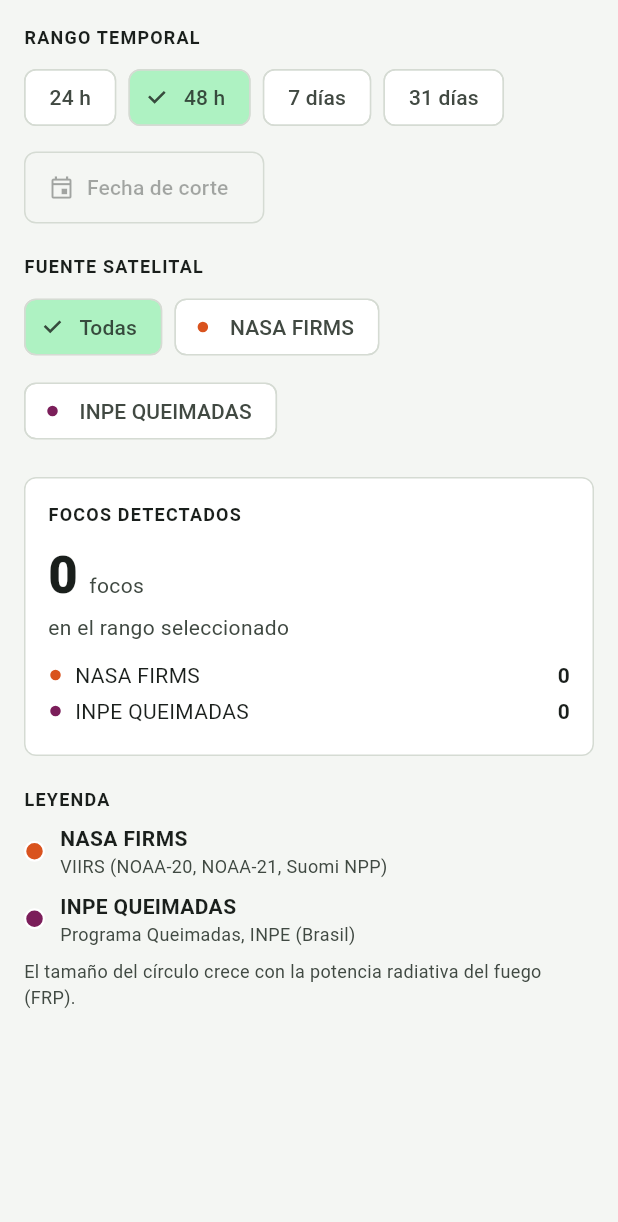
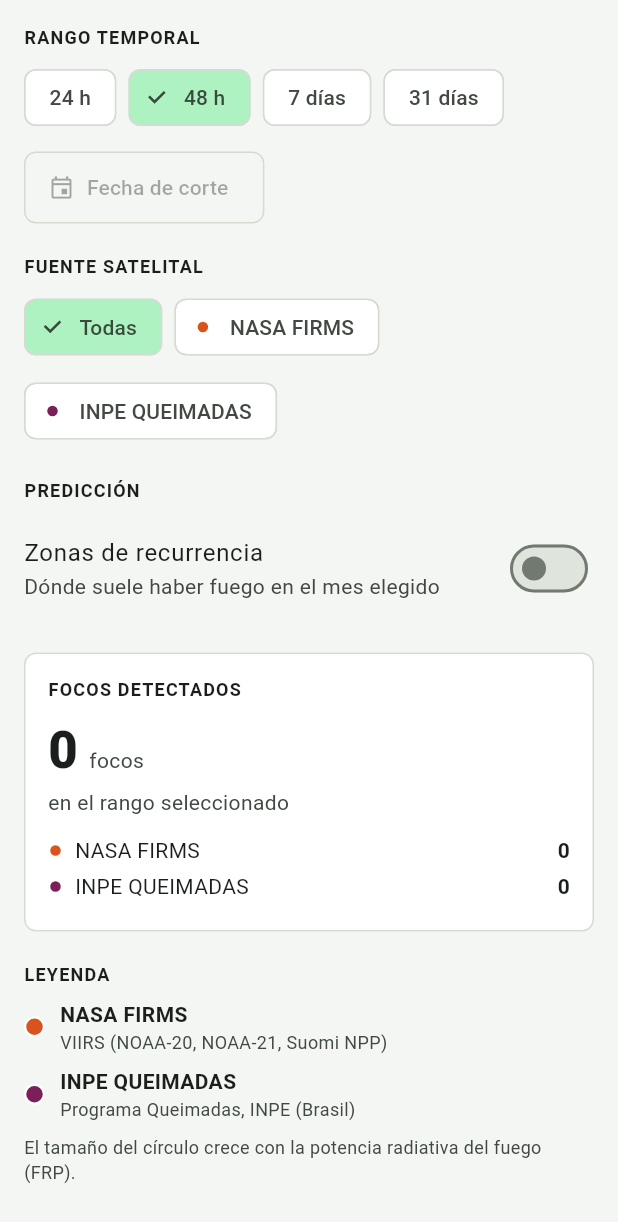
Before and after one commit to FoxyYTs/Vigia, a Flutter app: the PanelFiltros widget shown alone on an empty page, opened directly, on a phone screen of 412 x 824 dp. Shown: the top 1222 px of the screen. Run offline on Flutter 3.47's test engine with Material 3 defaults, Android fonts, the phone set to English and light mode, and no system bars; our stand-ins replace flutter_map, flutter_secure_storage, latlong2; accounts and stored records are empty; network calls fail.

Commit message:
feat(app): capa de zonas de recurrencia en el Mapa Interactivo (I2, fase 3)
- ZonaRecurrente/MesesPrediccion y VigiaApi.listarZonas/mesesPrediccion.
- PrediccionProvider: carga perezosa al activar la capa, selector de los 3
  meses, todas las páginas en paralelo y descarte de respuestas viejas; solo
  pide celdas con puntaje >= 0,3.
- PolygonLayer debajo de los focos con 4 tramos de probabilidad, leyenda y
  aclaración de que no es un pronóstico del clima.

```diff
--- /dev/null
+++ b/app/lib/data/models/zona.dart
@@ -0,0 +1,61 @@
+import 'package:latlong2/latlong.dart';
+
+/// DTO de `ZonaRecurrenteSerializer` (apps/prediccion/serializers.py): una
+/// celda de ~11 km con la probabilidad de detecciones en su mes objetivo.
+class ZonaRecurrente {
+  const ZonaRecurrente({
+    required this.id,
+    required this.puntaje,
+    required this.mesesConFuego,
+    required this.contorno,
+    this.municipio,
+  });
+
+  final int id;
+  final double puntaje;
+  final int mesesConFuego;
+  final List<LatLng> contorno;
+  final String? municipio;
+
+  factory ZonaRecurrente.fromJson(Map<String, dynamic> json) {
+    // MultiPolygon GeoJSON: primer polígono, anillo exterior, puntos [lon, lat].
+    final anillo = (json['area']['coordinates'] as List)[0][0] as List;
+    return ZonaRecurrente(
+      id: json['id'] as int,
+      puntaje: (json['puntaje_recurrencia'] as num).toDouble(),
+      mesesConFuego: json['cantidad_incendios_historicos'] as int,
+      municipio: json['municipio'] as String?,
+      contorno: [
+        for (final p in anillo) LatLng((p[1] as num).toDouble(), (p[0] as num).toDouble()),
+      ],
+    );
+  }
+}
+
+class PaginaZonas {
+  const PaginaZonas({required this.total, required this.zonas});
+
+  final int total;
+  final List<ZonaRecurrente> zonas;
+
+  factory PaginaZonas.fromJson(Map<String, dynamic> json) => PaginaZonas(
+        total: json['count'] as int,
+        zonas: (json['results'] as List)
+            .map((e) => ZonaRecurrente.fromJson(e as Map<String, dynamic>))
+            .toList(),
+      );
+}
+
+/// `/api/zonas-recurrentes/meses/`: meses que predice la corrida más reciente.
+class MesesPrediccion {
+  const MesesPrediccion({required this.meses, this.fechaEjecucion});
+
+  /// "AAAA-MM", en orden.
+  final List<String> meses;
+  final DateTime? fechaEjecucion;
+
+  factory MesesPrediccion.fromJson(Map<String, dynamic> json) => MesesPrediccion(
+        meses: [for (final m in json['meses'] as List) m as String],
+        fechaEjecucion: json['fecha_ejecucion'] == null ? null : DateTime.parse(json['fecha_ejecucion'] as String),
+      );
+}
--- a/app/lib/main.dart
+++ b/app/lib/main.dart
@@ -8,6 +8,7 @@ import 'data/api/vigia_api.dart';
 import 'data/storage/almacen_tokens.dart';
 import 'providers/auth_provider.dart';
 import 'providers/focos_provider.dart';
+import 'providers/prediccion_provider.dart';
 import 'screens/login_screen.dart';
 import 'screens/mapa_screen.dart';
 import 'screens/panel_screen.dart';
@@ -32,6 +33,7 @@ class VigiaApp extends StatelessWidget {
         Provider<VigiaApi>.value(value: api),
         ChangeNotifierProvider<AuthProvider>.value(value: auth),
         ChangeNotifierProvider(create: (_) => FocosProvider(api: api)),
+        ChangeNotifierProvider(create: (_) => PrediccionProvider(api: api)),
       ],
       child: MaterialApp(
         title: 'Vigía',
--- /dev/null
+++ b/app/lib/providers/prediccion_provider.dart
@@ -0,0 +1,90 @@
+import 'package:flutter/foundation.dart';
+
+import '../data/api/vigia_api.dart';
+import '../data/models/zona.dart';
+
+/// Capa de predicción del Mapa Interactivo: zonas de incendio recurrente
+/// del modelo para uno de los 3 meses que predice la corrida más reciente.
+///
+/// Solo se piden las celdas con puntaje ≥ [puntajeMinimo]: el resto casi
+/// nunca tiene fuego y dibujar las ~9.300 celdas pesaría en web.
+class PrediccionProvider extends ChangeNotifier {
+  PrediccionProvider({required this._api, this.puntajeMinimo = 0.3});
+
+  final VigiaApi _api;
+  final double puntajeMinimo;
+
+  bool _visible = false;
+  List<String> _meses = const [];
+  DateTime? _fechaModelo;
+  String? _mes;
+  List<ZonaRecurrente> _zonas = const [];
+  bool _cargando = false;
+  String? _error;
+  int _consulta = 0; // descarta respuestas de consultas ya reemplazadas
+
+  bool get visible => _visible;
+  List<String> get meses => _meses;
+  DateTime? get fechaModelo => _fechaModelo;
+  String? get mes => _mes;
+  List<ZonaRecurrente> get zonas => _visible ? _zonas : const [];
+  bool get cargando => _cargando;
+  String? get error => _error;
+
+  Future<void> mostrar(bool visible) async {
+    _visible = visible;
+    notifyListeners();
+    if (visible && _mes == null) await _cargarMeses();
+  }
+
+  Future<void> cambiarMes(String mes) async {
+    if (mes == _mes) return;
+    _mes = mes;
+    await _cargarZonas();
+  }
+
+  Future<void> _cargarMeses() async {
+    _cargando = true;
+    _error = null;
+    notifyListeners();
+    try {
+      final disponibles = await _api.mesesPrediccion();
+      _meses = disponibles.meses;
+      _fechaModelo = disponibles.fechaEjecucion;
+    } on ApiException catch (e) {
+      _error = e.mensaje;
+    }
+    if (_meses.isEmpty) {
+      _error ??= 'El modelo todavía no tiene predicciones.';
+      _cargando = false;
+      notifyListeners();
+      return;
+    }
+    _mes = _meses.first;
+    await _cargarZonas();
+  }
+
+  Future<void> _cargarZonas() async {
+    final mes = _mes!;
+    final consulta = ++_consulta;
+    _cargando = true;
+    _error = null;
+    notifyListeners();
+    try {
+      Future<PaginaZonas> pagina(int n) => _api.listarZonas(mes: mes, minPuntaje: puntajeMinimo, pagina: n);
+      final primera = await pagina(1);
+      final paginas = (primera.total / VigiaApi.tamanoPaginaMaximo).ceil();
+      final resto = await Future.wait([for (var n = 2; n <= paginas; n++) pagina(n)]);
+      if (consulta != _consulta) return;
+      _zonas = [...primera.zonas, for (final p in resto) ...p.zonas];
+    } on ApiException catch (e) {
+      if (consulta != _consulta) return;
+      _error = e.mensaje;
+    } finally {
+      if (consulta == _consulta) {
+        _cargando = false;
+        notifyListeners();
+      }
+    }
+  }
+}
--- a/app/lib/widgets/mapa_focos.dart
+++ b/app/lib/widgets/mapa_focos.dart
@@ -7,7 +7,8 @@ import 'package:provider/provider.dart';
 
 import '../data/models/foco.dart';
 import '../providers/focos_provider.dart';
-import 'panel_filtros.dart' show colorFuente;
+import '../providers/prediccion_provider.dart';
+import 'panel_filtros.dart' show colorFuente, colorPuntaje;
 
 /// Rectángulo que contiene el territorio continental e insular de Colombia.
 final limitesColombia = LatLngBounds(const LatLng(-4.3, -79.2), const LatLng(13.6, -66.8));
@@ -65,6 +66,7 @@ class _MapaFocosState extends State<MapaFocos> {
   @override
   Widget build(BuildContext context) {
     final p = context.watch<FocosProvider>();
+    final zonas = context.watch<PrediccionProvider>().zonas;
     final seleccionado = p.seleccionado;
 
     return Semantics(
@@ -86,6 +88,14 @@ class _MapaFocosState extends State<MapaFocos> {
             urlTemplate: 'https://tile.openstreetmap.org/{z}/{x}/{y}.png',
             userAgentPackageName: 'com.foxyyts.vigia.vigia_app',
           ),
+          // Debajo de los focos: la predicción es contexto, los focos son lo observado.
+          if (zonas.isNotEmpty)
+            PolygonLayer(
+              polygons: [
+                for (final z in zonas)
+                  Polygon(points: z.contorno, color: colorPuntaje(z.puntaje).withValues(alpha: 0.45)),
+              ],
+            ),
           MouseRegion(
             hitTestBehavior: HitTestBehavior.deferToChild,
             cursor: SystemMouseCursors.click,
@@ -113,7 +123,7 @@ class _MapaFocosState extends State<MapaFocos> {
               ],
             ),
           const SimpleAttributionWidget(
-            source: Text('OpenStreetMap contributors · NASA FIRMS · INPE'),
+            source: Text('OpenStreetMap contributors · NASA FIRMS · INPE · Modelo Vigía'),
           ),
         ],
       ),
--- a/app/lib/widgets/panel_filtros.dart
+++ b/app/lib/widgets/panel_filtros.dart
@@ -4,6 +4,7 @@ import 'package:provider/provider.dart';
 import '../core/theme/vigia_theme.dart';
 import '../data/models/foco.dart';
 import '../providers/focos_provider.dart';
+import '../providers/prediccion_provider.dart';
 import 'formato.dart';
 
 /// Filtros, contador y leyenda del Mapa Interactivo. Se usa como panel
@@ -56,6 +57,8 @@ class PanelFiltros extends StatelessWidget {
           ],
         ),
         const SizedBox(height: 20),
+        const PanelPrediccion(),
+        const SizedBox(height: 20),
         const ContadorFocos(),
         const SizedBox(height: 20),
         const Leyenda(),
@@ -66,6 +69,92 @@ class PanelFiltros extends StatelessWidget {
 
 Color colorFuente(FuenteSatelital? f) =>
     f == FuenteSatelital.inpeQueimadas ? VigiaColors.inpe : VigiaColors.firms;
+
+/// Tramos de probabilidad de la capa de predicción (de menor a mayor).
+const tramosPuntaje = [
+  (0.3, '30 – 50 %', Color(0xFFF2C14E)),
+  (0.5, '50 – 70 %', Color(0xFFE8833A)),
+  (0.7, '70 – 85 %', Color(0xFFC8432B)),
+  (0.85, 'Más de 85 %', Color(0xFF7A1C1C)),
+];
+
+Color colorPuntaje(double puntaje) =>
+    tramosPuntaje.lastWhere((t) => puntaje >= t.$1, orElse: () => tramosPuntaje.first).$3;
+
+const _nombresMes = [
+  'enero', 'febrero', 'marzo', 'abril', 'mayo', 'junio',
+  'julio', 'agosto', 'septiembre', 'octubre', 'noviembre', 'diciembre',
+];
+
+/// "2027-01" → "enero 2027".
+String nombreMes(String aaaaMm) {
+  final [anio, mes] = aaaaMm.split('-');
+  return '${_nombresMes[int.parse(mes) - 1]} $anio';
+}
+
+/// Interruptor, selector de mes y leyenda de las zonas de recurrencia.
+class PanelPrediccion extends StatelessWidget {
+  const PanelPrediccion({super.key});
+
+  @override
+  Widget build(BuildContext context) {
+    final p = context.watch<PrediccionProvider>();
+    return Column(
+      crossAxisAlignment: CrossAxisAlignment.start,
+      children: [
+        const _Titulo('Predicción'),
+        SwitchListTile(
+          contentPadding: EdgeInsets.zero,
+          title: const Text('Zonas de recurrencia'),
+          subtitle: const Text('Dónde suele haber fuego en el mes elegido'),
+          value: p.visible,
+          onChanged: p.mostrar,
+        ),
+        if (p.visible) ...[
+          if (p.meses.isNotEmpty)
+            Wrap(
+              spacing: 8,
+              runSpacing: 8,
+              children: [
+                for (final m in p.meses)
+                  ChoiceChip(
+                    label: Text(nombreMes(m)),
+                    selected: p.mes == m,
+                    onSelected: (_) => p.cambiarMes(m),
+                    selectedColor: VigiaColors.bosqueClaro,
+                  ),
+              ],
+            ),
+          if (p.cargando) const Padding(padding: EdgeInsets.only(top: 12), child: LinearProgressIndicator()),
+          if (p.error != null)
+            Padding(
+              padding: const EdgeInsets.only(top: 8),
+              child: Text(p.error!, style: const TextStyle(color: VigiaColors.error)),
+            ),
+          const SizedBox(height: 12),
+          for (final (_, etiqueta, color) in tramosPuntaje.reversed)
+            Padding(
+              padding: const EdgeInsets.only(bottom: 4),
+              child: Row(
+                children: [
+                  Container(width: 14, height: 14, color: color.withValues(alpha: 0.7)),
+                  const SizedBox(width: 10),
+                  Text('Probabilidad $etiqueta'),
+                ],
+              ),
+            ),
+          const SizedBox(height: 8),
+          Text(
+            'Probabilidad de detecciones satelitales según el historial 2019–hoy, en celdas de ~11 km. '
+            'No es un pronóstico del clima.'
+            '${p.fechaModelo == null ? '' : ' Modelo actualizado el ${Formato.fecha(p.fechaModelo!)}.'}',
+            style: const TextStyle(fontSize: 12, color: VigiaColors.textoSecundario),
+          ),
+        ],
+      ],
+    );
+  }
+}
 
 class _SelectorCorte extends StatelessWidget {
   const _SelectorCorte(this.p);
```
Also changed, not shown: app/lib/data/api/vigia_api.dart (+27 -0 lines), 1 other file.
